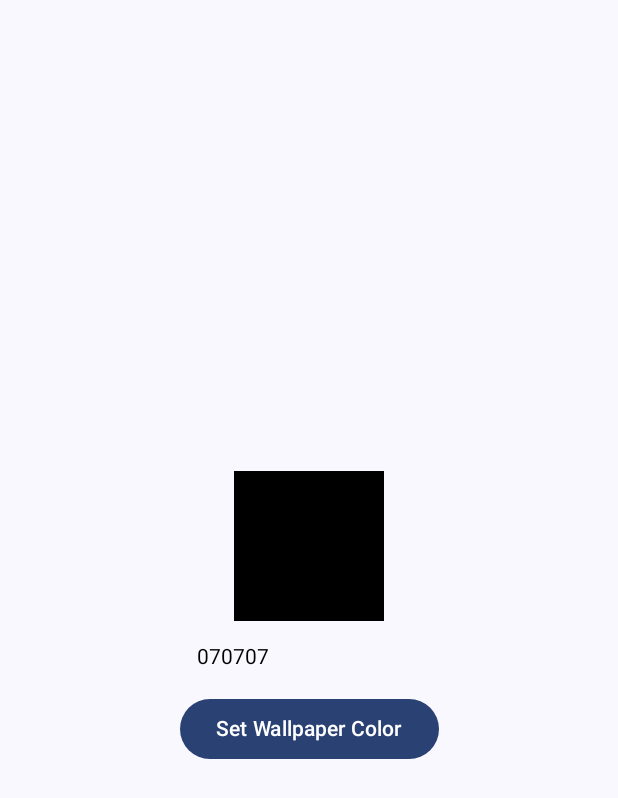
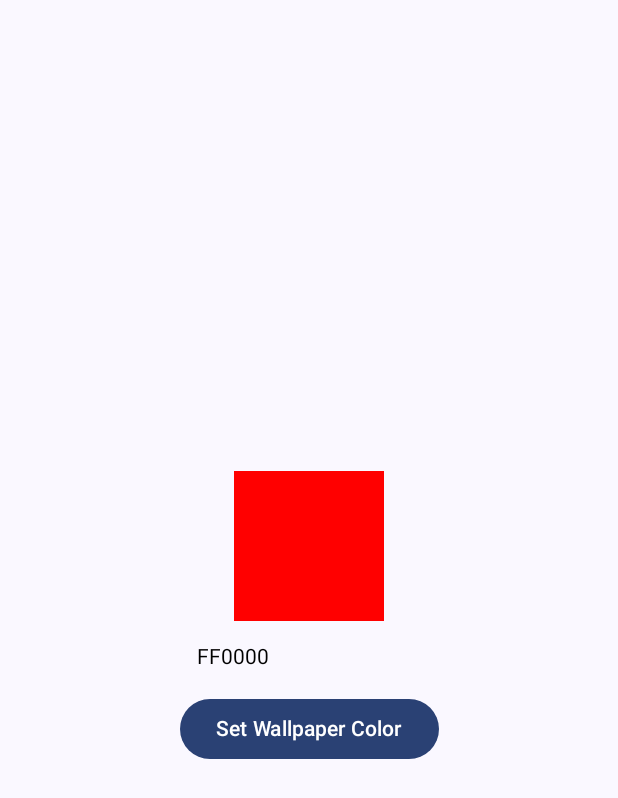
Before and after one commit to ImranR98/Wallstopper, an Android app built with Jetpack Compose: the screen it shows after launch (MainActivity), on a phone screen of 412 x 824 dp. Shown: the top 798 px of the screen. Run offline under Robolectric (Android 15) with nearby library versions, the phone set to English and light mode, and no system bars.

Commit message:
Simplify init colour;

```diff
--- a/app/src/main/java/dev/imranr/staticwall/MainActivity.kt
+++ b/app/src/main/java/dev/imranr/staticwall/MainActivity.kt
@@ -36,6 +36,7 @@ import androidx.compose.ui.graphics.Color
 import androidx.compose.ui.unit.dp
 
 class MainActivity : ComponentActivity() {
+    @OptIn(ExperimentalStdlibApi::class)
     override fun onCreate(savedInstanceState: Bundle?) {
         super.onCreate(savedInstanceState)
         setContent {
@@ -45,9 +46,9 @@ class MainActivity : ComponentActivity() {
                     modifier = Modifier.fillMaxSize(),
                     color = MaterialTheme.colorScheme.background
                 ) {
-                    var colorText by remember { mutableStateOf(TextFieldValue("070707")) } // Default blue without the `#`
+                    var colorText by remember { mutableStateOf(TextFieldValue((initColour.toHexString(format = HexFormat.UpperCase)).substring(2))) }
                     var isValidColor by remember { mutableStateOf(true) }
-                    var currentColor by remember { mutableStateOf(Color.Black) }
+                    var currentColor by remember { mutableStateOf(Color(initColour)) }
 
                     // Function to validate the color input
                     fun isValidHexColor(input: String): Boolean {
@@ -94,7 +95,7 @@ class MainActivity : ComponentActivity() {
                                     android.graphics.Color.parseColor(colorString)
                                 } catch (e: IllegalArgumentException) {
                                     print(e);
-                                    android.graphics.Color.BLUE // Fallback color
+                                    initColour // Fallback color
                                 }
 
                                 // Save the selected color in SharedPreferences
```
Also changed, not shown: app/src/main/java/dev/imranr/staticwall/MyWallpaperService.kt (+5 -6 lines).
